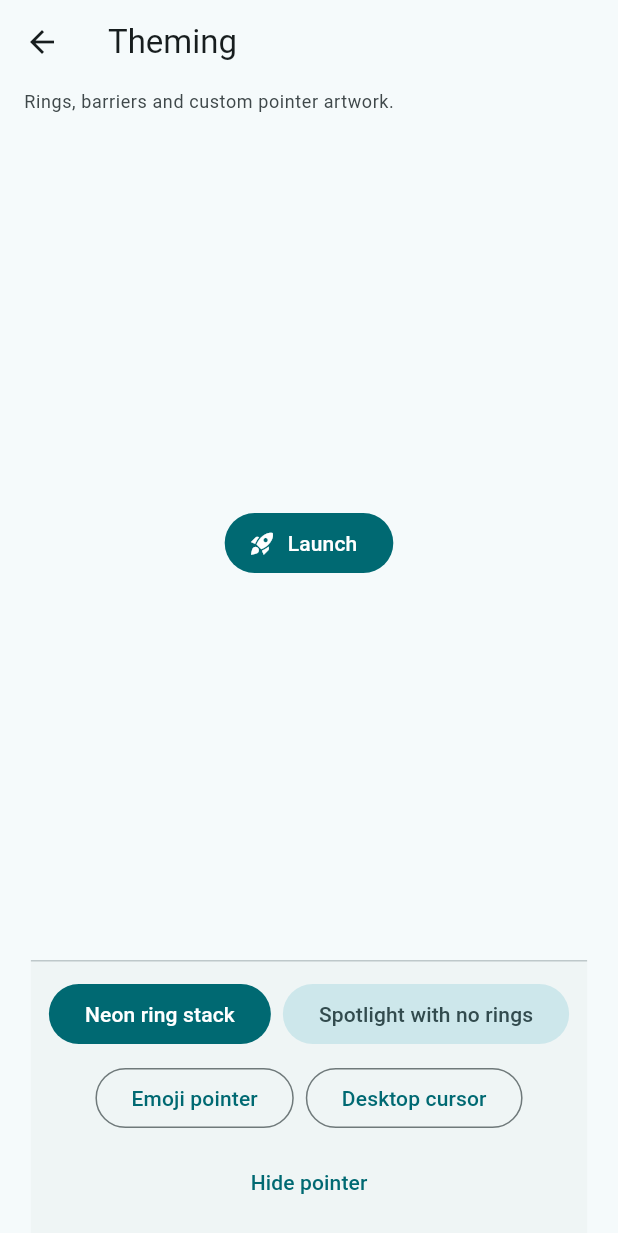
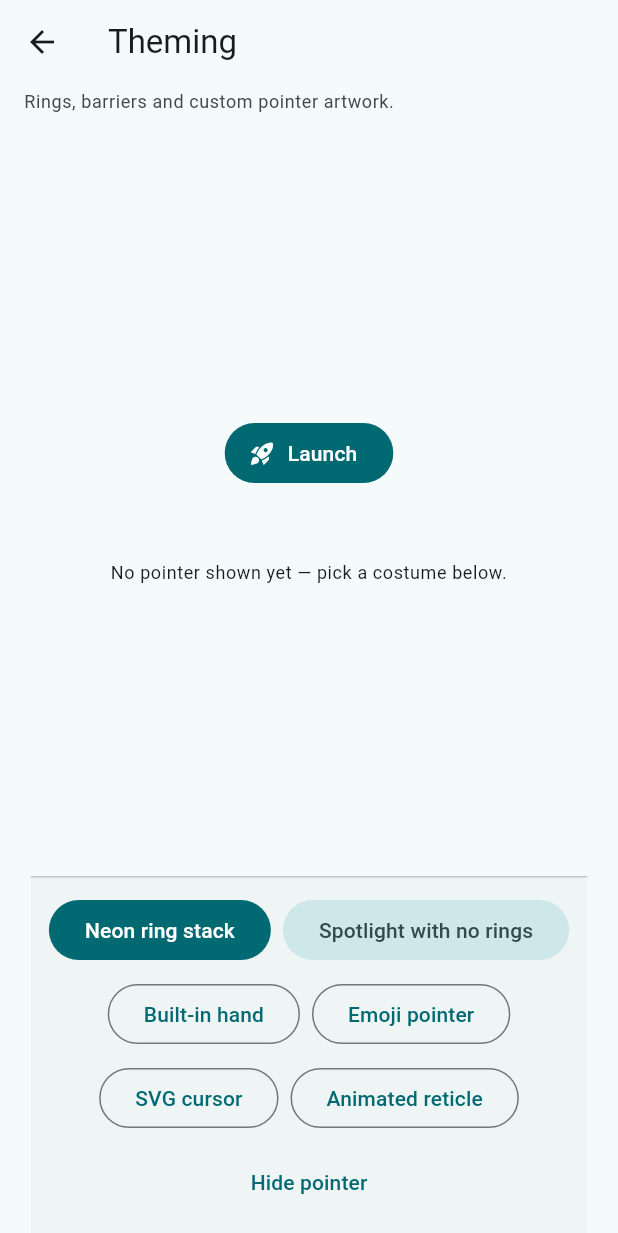
Before and after one commit to shrey-17bhardwaj/keyspot, a Flutter app: the ThemingDemo screen opened directly with empty values, after a tap on "Launch", on a phone screen of 412 x 824 dp. Shown: the top 1233 px of the screen. Run offline on Flutter 3.47's test engine with Material 3 defaults, Android fonts, the phone set to English and light mode, and no system bars; our stand-ins replace flutter_svg.

Commit message:
Showcase custom pointer artwork: SVG, animated widget, richer docs
The theming demo now cycles the pointer through the built-in hand, an
emoji, an inline-SVG cursor (via flutter_svg, an example-only dep) and
a self-animating reticle. README's pointer-artwork section documents
GIF/SVG/Lottie swaps and how hotspot anchors the artwork.

```diff
--- a/example/lib/demos/theming.dart
+++ b/example/lib/demos/theming.dart
@@ -1,9 +1,10 @@
 import 'package:flutter/material.dart';
+import 'package:flutter_svg/flutter_svg.dart';
 import 'package:keyspot/keyspot.dart';
 
 import '../main.dart';
 
-/// Rings, barrier and a completely custom pointer widget.
+/// Rings, barriers, and the pointer wearing four different costumes.
 class ThemingDemo extends StatefulWidget {
   /// Creates the demo.
   const ThemingDemo({super.key, required this.keyspot});
@@ -17,6 +18,7 @@ class ThemingDemo extends StatefulWidget {
 
 class _ThemingDemoState extends State<ThemingDemo> {
   final GlobalKey _targetKey = GlobalKey();
+  String _pointerLabel = 'No pointer shown yet — pick a costume below.';
 
   static const List<RingStyle> _neon = <RingStyle>[
     RingStyle(color: Color(0xFF00E5FF), width: 4.0),
@@ -32,17 +34,38 @@ class _ThemingDemoState extends State<ThemingDemo> {
     ),
   ];
 
+  Future<void> _showPointer(
+    String label,
+    Alignment alignment,
+    PointerStyle style,
+  ) async {
+    setState(() => _pointerLabel = label);
+    await widget.keyspot.pointer
+        .show(_targetKey.anchor(alignment), style: style);
+  }
+
   @override
   Widget build(BuildContext context) {
     return DemoScaffold(
       title: 'Theming',
       subtitle: 'Rings, barriers and custom pointer artwork.',
       body: Center(
-        child: FilledButton.icon(
-          key: _targetKey,
-          onPressed: () {},
-          icon: const Icon(Icons.rocket_launch),
-          label: const Text('Launch'),
+        child: Column(
+          mainAxisAlignment: MainAxisAlignment.center,
+          children: <Widget>[
+            FilledButton.icon(
+              key: _targetKey,
+              onPressed: () {},
+              icon: const Icon(Icons.rocket_launch),
+              label: const Text('Launch'),
+            ),
+            const SizedBox(height: 48.0),
+            Text(
+              _pointerLabel,
+              textAlign: TextAlign.center,
+              style: Theme.of(context).textTheme.bodySmall,
+            ),
+          ],
         ),
       ),
       actions: <Widget>[
@@ -65,30 +88,56 @@ class _ThemingDemoState extends State<ThemingDemo> {
           child: const Text('Spotlight with no rings'),
         ),
         OutlinedButton(
-          onPressed: () => widget.keyspot.pointer.show(
-            _targetKey.anchor(Alignment.bottomCenter),
-            style: const PointerStyle(
+          onPressed: () => _showPointer(
+            'The built-in hand — a CustomPainter, no assets.',
+            Alignment.bottomCenter,
+            const PointerStyle(),
+          ),
+          child: const Text('Built-in hand'),
+        ),
+        OutlinedButton(
+          onPressed: () => _showPointer(
+            'An emoji — any Text widget works.',
+            Alignment.bottomCenter,
+            const PointerStyle(
               builder: _emojiPointer,
               size: 48.0,
               hotspot: Alignment.topCenter,
-              dotColor: Color(0xFFFFD740),
             ),
           ),
           child: const Text('Emoji pointer'),
         ),
         OutlinedButton(
-          onPressed: () => widget.keyspot.pointer.show(
-            _targetKey.anchor(Alignment.centerRight),
-            style: const PointerStyle(
-              builder: _cursorPointer,
-              size: 32.0,
+          onPressed: () => _showPointer(
+            'An SVG via flutter_svg — the example\'s dependency, not keyspot\'s.',
+            Alignment.centerRight,
+            const PointerStyle(
+              builder: _svgPointer,
+              size: 40.0,
               hotspot: Alignment.topLeft,
             ),
           ),
-          child: const Text('Desktop cursor'),
+          child: const Text('SVG cursor'),
+        ),
+        OutlinedButton(
+          onPressed: () => _showPointer(
+            'A self-animating widget — it pulses on its own clock while '
+            'keyspot moves it. GIFs, Lottie and Rive work the same way.',
+            Alignment.topCenter,
+            const PointerStyle(
+              builder: _reticlePointer,
+              size: 56.0,
+              hotspot: Alignment.center,
+            ),
+          ),
+          child: const Text('Animated reticle'),
         ),
         TextButton(
-          onPressed: widget.keyspot.pointer.hide,
+          onPressed: () {
+            widget.keyspot.pointer.hide();
+            setState(
+                () => _pointerLabel = 'No pointer shown — pick a costume.');
+          },
           child: const Text('Hide pointer'),
         ),
       ],
@@ -100,6 +149,78 @@ Widget _emojiPointer(BuildContext context) {
   return const FittedBox(child: Text('👆'));
 }
 
-Widget _cursorPointer(BuildContext context) {
-  return const Icon(Icons.north_west, color: Colors.black87, size: 32.0);
+// A classic arrow cursor, drawn as inline SVG so the demo needs no asset file.
+const String _cursorSvg = '''
+<svg viewBox="0 0 24 24" xmlns="http://www.w3.org/2000/svg">
+  <path d="M5 2 L19 12.5 L12.3 13.4 L15.6 20.4 L12.6 21.8 L9.4 14.7 L5 18 Z"
+        fill="#1E293B" stroke="#FFFFFF" stroke-width="1.4"
+        stroke-linejoin="round"/>
+</svg>
+''';
+
+Widget _svgPointer(BuildContext context) {
+  return SvgPicture.string(_cursorSvg);
 }
+
+Widget _reticlePointer(BuildContext context) {
+  return const _PulsingReticle();
+}
+
+/// A target reticle that pulses forever on its own AnimationController,
+/// proving that self-animating pointer artwork keeps playing while keyspot
+/// glides it around.
+class _PulsingReticle extends StatefulWidget {
+  const _PulsingReticle();
+
+  @override
+  State<_PulsingReticle> createState() => _PulsingReticleState();
+}
+
+class _PulsingReticleState extends State<_PulsingReticle>
+    with SingleTickerProviderStateMixin {
+  late final AnimationController _pulse = AnimationController(
+    vsync: this,
+    duration: const Duration(milliseconds: 900),
+  )..repeat();
+
+  @override
+  void dispose() {
+    _pulse.dispose();
+    super.dispose();
+  }
+
+  @override
+  Widget build(BuildContext context) {
+    const Color color = Color(0xFF3949AB);
+    return AnimatedBuilder(
+      animation: _pulse,
+      builder: (BuildContext context, Widget? _) {
+        final double t = _pulse.value;
+        return Stack(
+          alignment: Alignment.center,
+          children: <Widget>[
+            // An expanding, fading ring.
+            Transform.scale(
+              scale: 0.5 + 0.5 * t,
+              child: DecoratedBox(
+                decoration: BoxDecoration(
+                  shape: BoxShape.circle,
+                  border: Border.all(
+                    color: color.withValues(alpha: 1.0 - t),
+                    width: 3.0,
+                  ),
+                ),
+                child: const SizedBox.expand(),
+              ),
+            ),
+            // A steady core dot.
+            const DecoratedBox(
+              decoration: BoxDecoration(shape: BoxShape.circle, color: color),
+              child: SizedBox(width: 12.0, height: 12.0),
+            ),
+          ],
+        );
+      },
+    );
+  }
+}
--- a/example/lib/main.dart
+++ b/example/lib/main.dart
@@ -134,7 +134,8 @@ List<Demo> buildDemos() => const <Demo>[
       ),
       Demo(
         title: 'Theming',
-        blurb: 'Neon rings, bare spotlights, emoji and cursor pointers.',
+        blurb: 'Neon rings, bare spotlights, and pointers as emoji, '
+            'SVG or live animation.',
         icon: Icons.palette_rounded,
         color: Color(0xFF5E35B1),
         builder: _theming,
--- a/example/pubspec.yaml
+++ b/example/pubspec.yaml
@@ -10,6 +10,8 @@ environment:
 dependencies:
   flutter:
     sdk: flutter
+  # Used only to demo an SVG pointer — keyspot itself has zero dependencies.
+  flutter_svg: ^2.0.0
   keyspot:
     path: ../
 
```
Also changed, not shown: 1 other file.
